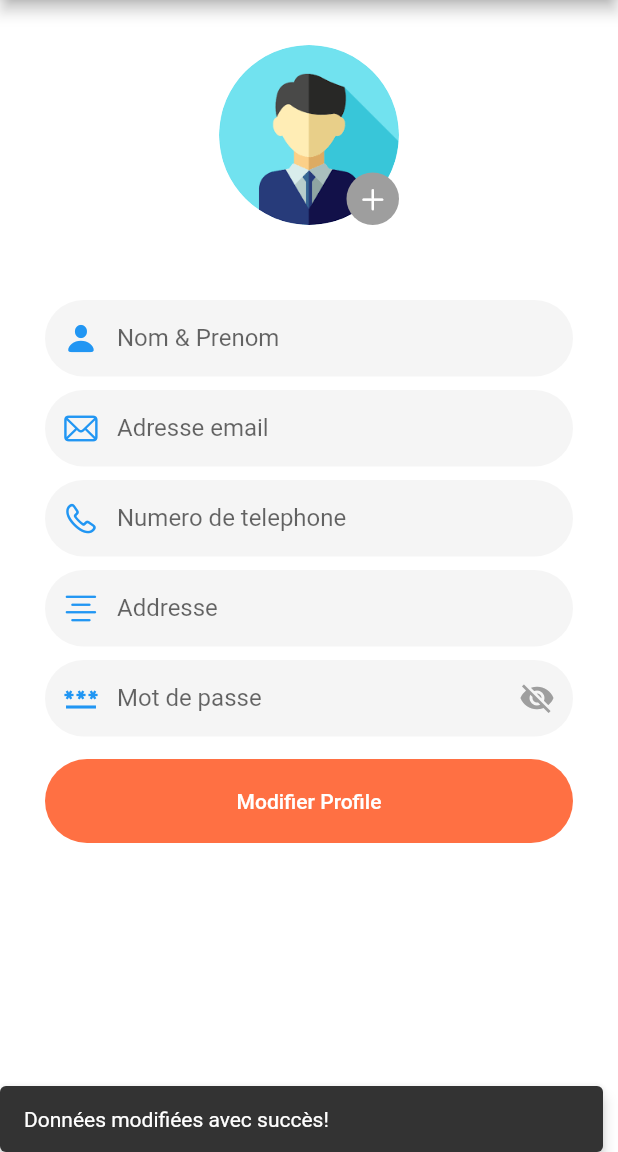
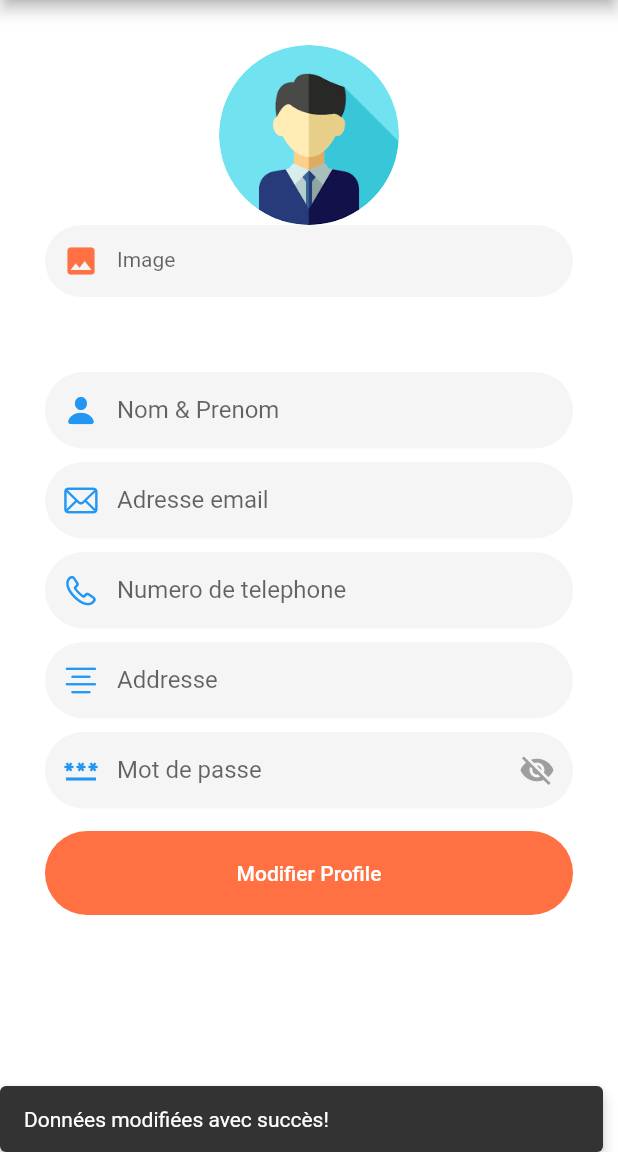
Before and after one commit to NourElHoudaAmmari/Adawati, a Flutter app: the UpdateProfileScreen screen opened directly, after a tap on "Modifier Profile", on a phone screen of 412 x 824 dp, the part 84-1236 px from its top. Run offline on Flutter 3.47's test engine with Material 2 defaults, Android fonts, the phone set to English and light mode, and no system bars; our stand-ins replace cloud_firestore, data_table_2, file_picker, firebase_auth, firebase_core, firebase_messaging and 11 more; missing offline and left inert: api_cache_manager, firebase_helpers, flutter_facebook_auth, flutter_phone_direct_caller; accounts and stored records are empty; project files that could hold a hidden picture were left out.

Commit message:
edit profile

```diff
--- a/frontend/lib/screens/Profile/update_screen_profile.dart
+++ b/frontend/lib/screens/Profile/update_screen_profile.dart
@@ -1,4 +1,8 @@
 import 'dart:io';
+import 'dart:io';
+import 'package:image_picker/image_picker.dart';
+import 'package:path/path.dart' as Path;
+import 'package:firebase_storage/firebase_storage.dart';
 
 import 'package:adawati/controllers/profile_controller.dart';
 import 'package:adawati/helpers/constants.dart';
@@ -18,6 +22,7 @@ class UpdateProfileScreen extends StatefulWidget {
   State<UpdateProfileScreen> createState() => _UpdateProfileScreenState();
 }
 
+File? profileImage;
 class _UpdateProfileScreenState extends State<UpdateProfileScreen> {
  TextEditingController nameController = TextEditingController();
   TextEditingController emailController = TextEditingController();
@@ -25,27 +30,27 @@ class _UpdateProfileScreenState extends State<UpdateProfileScreen> {
   TextEditingController addressController = TextEditingController();
   TextEditingController passwordController = TextEditingController();
   TextEditingController id = TextEditingController();
-   String imageUrl = '';
-
-
+  TextEditingController _imageController  = TextEditingController();
+   String _imageURL = '';
+   File? _imageFile;
    bool isObscure = true; // Step 1: Add isObscure variable
 Future<void> _pickImage(ImageSource source) async {
-    final ImagePicker _picker = ImagePicker();
-    final XFile? image = await _picker.pickImage(
-      source: source);
-    if (image != null) {
-      final File file = File(image.path);
-      Reference ref = FirebaseStorage.instance.ref().child('${Path.basename(file.path)}');
-     final UploadTask = ref.putFile(file);
-     final snapshot =await UploadTask;
-      String downloadURL = await snapshot.ref.getDownloadURL();
+  final picker = ImagePicker();
+  final pickedImage = await picker.pickImage(source: source);
+  if (pickedImage != null) {
     setState(() {
-        imageUrl = downloadURL;
+      _imageFile = File(pickedImage.path);
+      _imageController.text = Path.basename(_imageFile!.path);
     });
   }
 }
-
-  File? profileImage;
+Future<String> _uploadImageToStorage(File file) async {
+  final storageRef = FirebaseStorage.instance.ref().child('${Path.basename(file.path)}');
+  final uploadTask = storageRef.putFile(file);
+  final snapshot = await uploadTask;
+  return snapshot.ref.getDownloadURL();
+}
+  String imageUrl = '';
   @override
   Widget build(BuildContext context) {
     final controller = Get.put(ProfileController());
@@ -69,21 +74,59 @@ class _UpdateProfileScreenState extends State<UpdateProfileScreen> {
               if(snapshot.connectionState == ConnectionState.done){
 if(snapshot.hasData){
   User user = snapshot.data as User;
+  imageUrl = user.profilePick!;
   final id = TextEditingController(text: user.id);
   final email =TextEditingController(text: user.email);
     final password =TextEditingController(text: user.password);
       final name =TextEditingController(text: user.name);
         final address =TextEditingController(text: user.address);
         final phone =TextEditingController(text: user.phone);
-  return Column(
+  return Container(
+
+    child: Column(
                 children: [
                    Stack(
   children: [
     SizedBox(
       width: 120,
       height: 120,
-  child: InkWell(
-     onTap:  () async {
+      child: ClipRRect(
+        borderRadius: BorderRadius.circular(100),
+        child: imageUrl.isNotEmpty
+          ? Image.network(
+              imageUrl,
+              loadingBuilder: (BuildContext context, Widget child, ImageChunkEvent? loadingProgress) {
+                if (loadingProgress == null) {
+                  return child;
+                }
+                return Center(
+                  child: CircularProgressIndicator(
+                    value: loadingProgress.expectedTotalBytes != null
+                      ? loadingProgress.cumulativeBytesLoaded / loadingProgress.expectedTotalBytes!
+                      : null,
+                  ),
+                );
+              },
+            )
+          : Image.asset('assets/images/profile_pic.png'),
+      ),
+    ),
+    Positioned(
+      bottom: 0,
+      right: 0,
+      child: Container(
+        width: 35,
+        height: 35,
+        // decoration: BoxDecoration(borderRadius: BorderRadius.circular(100),color: Colors.grey),
+      ),
+    ),
+  ],
+),
+
+ TextField(
+  controller: _imageController,
+  readOnly: true,
+  onTap: () async {
     await showModalBottomSheet(
       context: context,
       builder: (_) => BottomSheet(
@@ -92,7 +135,7 @@ if(snapshot.hasData){
           mainAxisSize: MainAxisSize.min,
           children: [
             ListTile(
-                            title: Text('Prendre une photo'),
+              title: Text('Take a photo'),
               leading: Icon(Icons.camera_alt),
               onTap: () {
                 _pickImage(ImageSource.camera);
@@ -100,7 +143,7 @@ if(snapshot.hasData){
               },
             ),
             ListTile(
-                            title: Text('Choisir depuis la galerie'),
+              title: Text('Choose from gallery'),
               leading: Icon(Icons.photo_library),
               onTap: () {
                 _pickImage(ImageSource.gallery);
@@ -112,31 +155,17 @@ if(snapshot.hasData){
       ),
     );
   },
-                              child: ClipRRect(
-                                borderRadius: BorderRadius.circular(100),
-                                child: imageUrl == ""
-                                    ? Image.asset(
-                                        'assets/images/profile_pic.png')
-                                    : Image.network(imageUrl),
+  decoration: InputDecoration(
+    labelText: 'Image',
+    prefixIcon: Icon(Icons.image),
   ),
+    style: TextStyle(fontSize: 14)
 ),
-                          ),
-                    Positioned(
-                      bottom: 0,
-                      right: 0,
-                      child: Container(
-                       width: 35,
-                       height: 35,
-                       decoration: BoxDecoration(borderRadius: BorderRadius.circular(100),color: Colors.grey),
-                       child: const Icon(
-                      CupertinoIcons.add
-                        ,color:Colors.white,
-                        size: 20,
-                        ),
-                       ),
-                    ),
-                  ],
-                ),
+
+
+
+
+
                   const SizedBox(height: 50),
                   Form(
                     child:Column(
@@ -194,15 +223,8 @@ if(snapshot.hasData){
                           width: double.infinity,
                           child: ElevatedButton(
                           onPressed:() async {
-                          String imagePath = '';
-if (profileImage != null) {
-Reference ref = FirebaseStorage.instance
-.ref()
-.child('profilepics/${Path.basename(profileImage!.path)}');
-final UploadTask= ref.putFile(profileImage!);
-final snapshot = await UploadTask;
-imagePath = await snapshot.ref.getDownloadURL();
-}
+                             final profilePicUrl = _imageFile != null ? await _uploadImageToStorage(_imageFile!) : '';
+                           // String imagePath = '';
                             final userData =User(
                               id : id.text,
                              email: email.text.trim(),
@@ -210,8 +232,10 @@ imagePath = await snapshot.ref.getDownloadURL();
                              phone: phone.text.trim(),
                              name: name.text.trim(),
                              address: address.text.trim(),
-                           profilePick: imagePath.isNotEmpty ? imagePath : imageUrl,
+                            // profilePick:_imageURL,
+                              profilePick: profilePicUrl,
                              );
+
   try {
         await controller.updateRecord(userData);
        ScaffoldMessenger.of(context).showSnackBar(
@@ -240,7 +264,9 @@ try {
       shape: const StadiumBorder(),
     ),
     child: const Text("Modifier Profile", style: TextStyle(color: Colors.white)),
+
   ),
+
                           ),
 
                          //ElevatedButton(
@@ -255,6 +281,7 @@ try {
                       ],
                     ))
                 ]
+              ),
   );
 }else if(snapshot.hasError){
   return Center(child: Text(snapshot.error.toString()));
--- a/frontend/lib/screens/main_drawer.dart
+++ b/frontend/lib/screens/main_drawer.dart
@@ -1,9 +1,6 @@
-// ignore_for_file: prefer_const_constructors
-
 import 'package:adawati/repository/authentification_repository.dart';
 import 'package:adawati/screens/Login/login_screen.dart';
 import 'package:adawati/screens/Profile/profile.dart';
-import 'package:adawati/screens/demande/demande_screen.dart';
 import 'package:adawati/screens/demande/demande_screen.dart';
 import 'package:adawati/screens/dons/don_list.dart';
 import 'package:adawati/screens/homepage/homepage.dart';
```
Also changed, not shown: frontend/lib/main.dart (+12 -14 lines), frontend/lib/screens/Profile/profile.dart (+24 -5 lines), frontend/lib/screens/homepage/homepage.dart (+0 -9 lines), 1 other file. Lines whose indentation alone changed are shown as unchanged.
